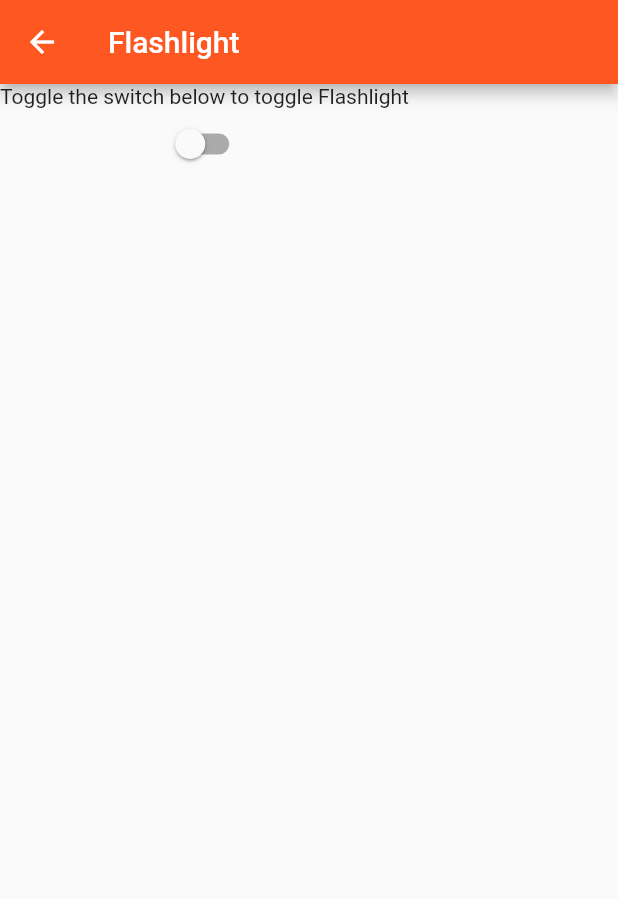
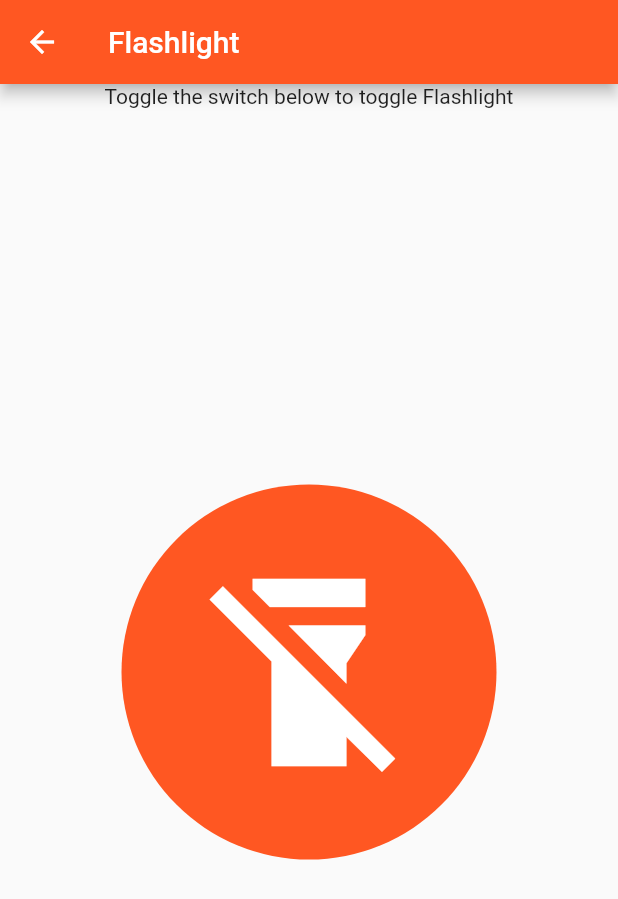
Before and after one commit to ContriHUB/Upyogaarth, a Flutter app: the FlashlightScreen screen opened directly, on a phone screen of 412 x 824 dp. Shown: the top 899 px of the screen. Run offline on Flutter 3.47's test engine with Material 2 defaults, Android fonts, the phone set to English and light mode, and no system bars; our stand-ins replace flutter_compass, flutter_dotenv, permission_handler, weather; missing offline and left inert: flutter_youtube_downloader, torch_light.

Commit message:
Update flashlight.dart
changed the boring switch toggle to something what interesting button

```diff
--- a/lib/utility_screens/flashlight.dart
+++ b/lib/utility_screens/flashlight.dart
@@ -1,3 +1,5 @@
+
+
 import 'package:flutter/material.dart';
 import 'package:torch_light/torch_light.dart';
 
@@ -17,23 +19,51 @@ class _FlashlightScreenState extends State<FlashlightScreen> {
       appBar: AppBar(
         title: const Text('Flashlight'),
       ),
-      body: Column(
+      body: SizedBox(
+        width: double.infinity,
+        child: Column(
           crossAxisAlignment: CrossAxisAlignment.center,
           children: [
-          const Text("Toggle the switch below to toggle Flashlight"),
-          Switch(
-              value: _flashOn,
-              activeTrackColor: Colors.yellow,
-              activeColor: Colors.orangeAccent,
-              onChanged: (value) {
-                setState(() => {_flashOn = value});
-                if (value) {
+            const Text(
+              "Toggle the switch below to toggle Flashlight",
+              textAlign: TextAlign.center,
+            ),
+            Expanded(
+              child: Center(
+                child: SizedBox(
+                  height: 250,
+                  width: 250,
+                  child: ElevatedButton(
+                    style: ElevatedButton.styleFrom(
+                        shape: RoundedRectangleBorder(
+                          borderRadius: BorderRadius.circular(300),
+                        ),
+                        elevation: 50,
+                        shadowColor: (_flashOn) ? Colors.white :Colors.transparent
+                        ),
+                    onPressed: () {
+                      if (_flashOn == false) {
                         _enableTorch(context);
+                        setState(() {
+                          _flashOn = !_flashOn;
+                        });
                       } else {
                         _disableTorch(context);
+                        setState(() {
+                          _flashOn = !_flashOn;
+                        });
                       }
-              }),
+                    },
+                    child: const Icon(
+                      Icons.flashlight_off,
+                      size: 150,
+                    ),
+                  ),
+                ),
+              ),
+            ),
           ],
+        ),
       ),
     );
   }
```
Lines whose indentation alone changed are shown as unchanged.
